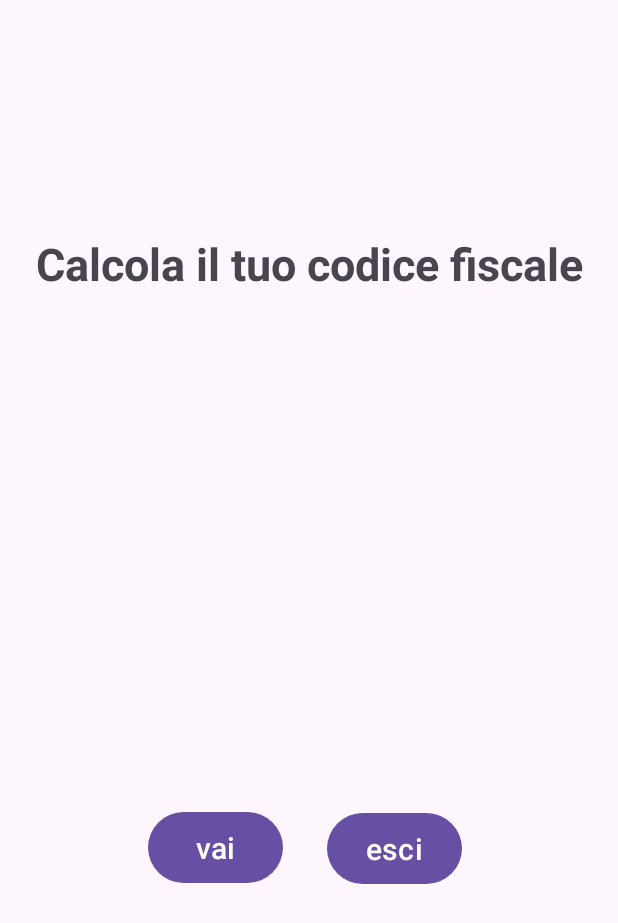
After one commit to Mario21145/CF_Calculator, an Android app: the layout fragment_home.xml on its own in the app's theme, with its tools: preview values and no code run, on a phone screen of 412 x 824 dp. The commit adds this screen. Shown: the top 923 px of the screen. Run offline under Robolectric (Android 15) with nearby library versions, the phone set to English and light mode, and no system bars.

Commit message:
addded the first fragment with some logic

```diff
--- a/app/src/main/res/layout/activity_main.xml
+++ b/app/src/main/res/layout/activity_main.xml
@@ -10,7 +10,8 @@
         android:name="androidx.navigation.fragment.NavHostFragment"
         android:layout_width="match_parent"
         android:layout_height="match_parent"
-        app:defaultNavHost="true"
-        app:navGraph="@navigation/navigation_graph"/>
+        app:defaultNavHost = "true"
+        app:navGraph = "@navigation/navigation_graph"
+        />
 
 </FrameLayout>
--- /dev/null
+++ b/app/src/main/res/layout/fragment_home.xml
@@ -0,0 +1,58 @@
+<?xml version="1.0" encoding="utf-8"?>
+<FrameLayout xmlns:android="http://schemas.android.com/apk/res/android"
+    xmlns:tools="http://schemas.android.com/tools"
+    android:layout_width="match_parent"
+    android:layout_height="match_parent"
+    xmlns:app="http://schemas.android.com/apk/res-auto"
+    tools:context=".Home">
+
+
+    <androidx.constraintlayout.widget.ConstraintLayout
+        android:layout_width="match_parent"
+        android:layout_height="match_parent">
+
+        <TextView
+            android:id="@+id/textView"
+            android:layout_width="wrap_content"
+            android:layout_height="wrap_content"
+            android:text="@string/Welcome_text"
+            android:textSize="30dp"
+            android:textStyle="bold"
+            app:layout_constraintBottom_toBottomOf="parent"
+            app:layout_constraintEnd_toEndOf="parent"
+            app:layout_constraintStart_toStartOf="parent"
+            app:layout_constraintTop_toTopOf="parent"
+            app:layout_constraintVertical_bias="0.198" />
+        <Button
+            android:id="@+id/Go_GetName"
+            android:layout_width="90dp"
+            android:layout_height="55dp"
+            android:layout_marginTop="108dp"
+            android:text="@string/Go_Button"
+            android:textSize="20dp"
+            app:layout_constraintBottom_toBottomOf="parent"
+            app:layout_constraintEnd_toStartOf="@+id/Exit"
+            app:layout_constraintHorizontal_bias="0.772"
+            app:layout_constraintStart_toStartOf="parent"
+            app:layout_constraintTop_toBottomOf="@+id/textView"
+            app:layout_constraintVertical_bias="0.502" />
+
+        <Button
+            android:id="@+id/Exit"
+            android:layout_width="90dp"
+            android:layout_height="55dp"
+            android:layout_marginTop="108dp"
+            android:text="@string/Exit"
+            android:textSize="20dp"
+            app:layout_constraintBottom_toBottomOf="parent"
+            app:layout_constraintEnd_toEndOf="parent"
+            app:layout_constraintHorizontal_bias="0.676"
+            app:layout_constraintStart_toStartOf="parent"
+            app:layout_constraintTop_toBottomOf="@+id/textView"
+            app:layout_constraintVertical_bias="0.503" />
+
+
+    </androidx.constraintlayout.widget.ConstraintLayout>
+
+
+</FrameLayout>
--- a/app/src/main/res/values/strings.xml
+++ b/app/src/main/res/values/strings.xml
@@ -1,5 +1,7 @@
 <resources>
     <string name="app_name">Calculator_CF</string>
-    <!-- TODO: Remove or change this placeholder text -->
     <string name="hello_blank_fragment">Hello blank fragment</string>
+    <string name="Welcome_text">Calcola il tuo codice fiscale</string>
+    <string name="Go_Button">vai</string>
+    <string name="Exit">esci</string>
 </resources>
```
Also changed, not shown: app/src/main/java/com/example/calculator_cf/AppViewModel.kt (added, +16 -0 lines), app/src/main/java/com/example/calculator_cf/Home.kt (renamed from app/src/main/java/com/example/calculator_cf/GetName.kt, +22 -16 lines), app/src/main/java/com/example/calculator_cf/MainActivity.kt (+6 -3 lines), app/src/main/res/layout/fragment_get_name.xml (deleted, +0 -21 lines), app/src/main/res/navigation/navigation_graph.xml (+7 -5 lines).
